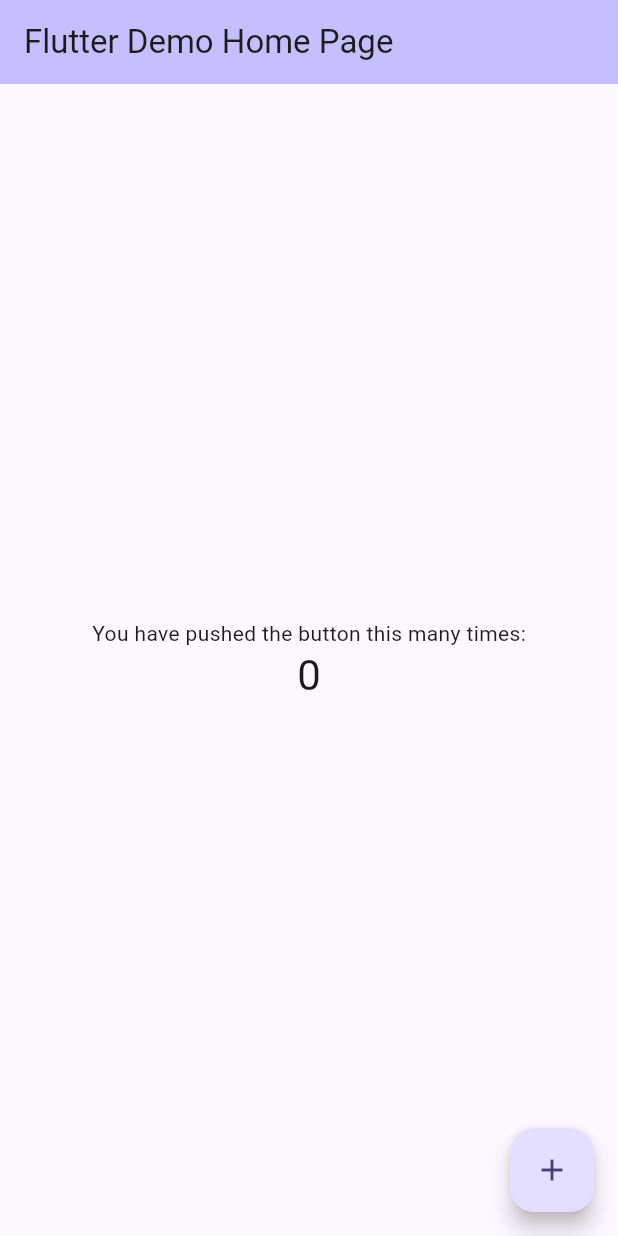
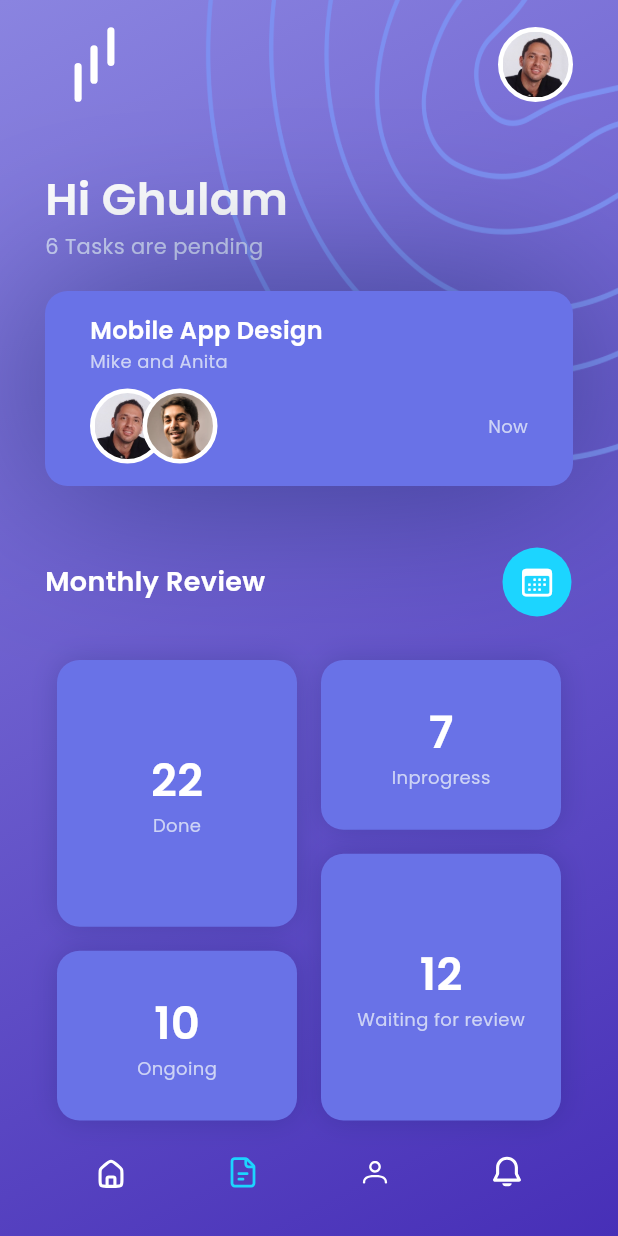
Before and after one commit to BogneStanley/my_tasks, a Flutter app: the screen it shows after launch, on a phone screen of 412 x 824 dp. Run offline on Flutter 3.47's test engine with Material 2 defaults, Android fonts, the phone set to English and light mode, and no system bars; our stand-ins replace flutter_svg, google_fonts.

Commit message:
Ajout de la home et ses composants

```diff
--- a/lib/main.dart
+++ b/lib/main.dart
@@ -1,4 +1,6 @@
 import 'package:flutter/material.dart';
+import 'package:my_tasks/presentation/home/home_screen.dart';
+import 'package:my_tasks/presentation/onboarding/onboarding_screen.dart';
 
 void main() {
   runApp(const MyApp());
@@ -17,95 +19,7 @@ class MyApp extends StatelessWidget {
         useMaterial3: true,
       ),
       debugShowCheckedModeBanner: false,
-      home: const MyHomePage(title: 'Flutter Demo Home Page'),
+      home: const HomeScreen(),
     );
   }
 }
-
-class MyHomePage extends StatefulWidget {
-  const MyHomePage({super.key, required this.title});
-
-  // This widget is the home page of your application. It is stateful, meaning
-  // that it has a State object (defined below) that contains fields that affect
-  // how it looks.
-
-  // This class is the configuration for the state. It holds the values (in this
-  // case the title) provided by the parent (in this case the App widget) and
-  // used by the build method of the State. Fields in a Widget subclass are
-  // always marked "final".
-
-  final String title;
-
-  @override
-  State<MyHomePage> createState() => _MyHomePageState();
-}
-
-class _MyHomePageState extends State<MyHomePage> {
-  int _counter = 0;
-
-  void _incrementCounter() {
-    setState(() {
-      // This call to setState tells the Flutter framework that something has
-      // changed in this State, which causes it to rerun the build method below
-      // so that the display can reflect the updated values. If we changed
-      // _counter without calling setState(), then the build method would not be
-      // called again, and so nothing would appear to happen.
-      _counter++;
-    });
-  }
-
-  @override
-  Widget build(BuildContext context) {
-    // This method is rerun every time setState is called, for instance as done
-    // by the _incrementCounter method above.
-    //
-    // The Flutter framework has been optimized to make rerunning build methods
-    // fast, so that you can just rebuild anything that needs updating rather
-    // than having to individually change instances of widgets.
-    return Scaffold(
-      appBar: AppBar(
-        // TRY THIS: Try changing the color here to a specific color (to
-        // Colors.amber, perhaps?) and trigger a hot reload to see the AppBar
-        // change color while the other colors stay the same.
-        backgroundColor: Theme.of(context).colorScheme.inversePrimary,
-        // Here we take the value from the MyHomePage object that was created by
-        // the App.build method, and use it to set our appbar title.
-        title: Text(widget.title),
-      ),
-      body: Center(
-        // Center is a layout widget. It takes a single child and positions it
-        // in the middle of the parent.
-        child: Column(
-          // Column is also a layout widget. It takes a list of children and
-          // arranges them vertically. By default, it sizes itself to fit its
-          // children horizontally, and tries to be as tall as its parent.
-          //
-          // Column has various properties to control how it sizes itself and
-          // how it positions its children. Here we use mainAxisAlignment to
-          // center the children vertically; the main axis here is the vertical
-          // axis because Columns are vertical (the cross axis would be
-          // horizontal).
-          //
-          // TRY THIS: Invoke "debug painting" (choose the "Toggle Debug Paint"
-          // action in the IDE, or press "p" in the console), to see the
-          // wireframe for each widget.
-          mainAxisAlignment: MainAxisAlignment.center,
-          children: <Widget>[
-            const Text(
-              'You have pushed the button this many times:',
-            ),
-            Text(
-              '$_counter',
-              style: Theme.of(context).textTheme.headlineMedium,
-            ),
-          ],
-        ),
-      ),
-      floatingActionButton: FloatingActionButton(
-        onPressed: _incrementCounter,
-        tooltip: 'Increment',
-        child: const Icon(Icons.add),
-      ), // This trailing comma makes auto-formatting nicer for build methods.
-    );
-  }
-}
--- /dev/null
+++ b/lib/presentation/common/widgets/avatar_card.dart
@@ -0,0 +1,29 @@
+import 'package:flutter/material.dart';
+
+class AvatarCard extends StatelessWidget {
+  const AvatarCard({
+    super.key,
+    required this.path,
+  });
+  final String path;
+
+  @override
+  Widget build(BuildContext context) {
+    return Container(
+      width: 50,
+      height: 50,
+      clipBehavior: Clip.hardEdge,
+      decoration: BoxDecoration(
+          color: Colors.white,
+          borderRadius: BorderRadius.circular(50),
+          border: Border.all(
+            color: Colors.white,
+            width: 3,
+          )),
+      child: ClipRRect(
+        borderRadius: BorderRadius.circular(50),
+        child: Image.asset(path),
+      ),
+    );
+  }
+}
--- /dev/null
+++ b/lib/presentation/common/widgets/pile_avatar_card.dart
@@ -0,0 +1,28 @@
+import 'package:flutter/material.dart';
+import 'package:my_tasks/presentation/common/widgets/avatar_card.dart';
+
+class PileAvatarCard extends StatelessWidget {
+  const PileAvatarCard({
+    super.key,
+    required this.avatarsPaths,
+  });
+
+  final List<String> avatarsPaths;
+
+  @override
+  Widget build(BuildContext context) {
+    return Stack(
+      children: [
+        ...avatarsPaths.map(
+          (avatarPath) => Padding(
+            padding: EdgeInsets.only(
+                left: 35 * avatarsPaths.indexOf(avatarPath).toDouble()),
+            child: AvatarCard(
+              path: avatarPath,
+            ),
+          ),
+        )
+      ],
+    );
+  }
+}
--- /dev/null
+++ b/lib/presentation/common/widgets/task_info_card.dart
@@ -0,0 +1,50 @@
+import 'package:flutter/material.dart';
+import 'package:google_fonts/google_fonts.dart';
+
+class TaskInfoCard extends StatelessWidget {
+  const TaskInfoCard({
+    super.key,
+    required this.taskQuantity,
+    required this.label,
+  });
+  final int taskQuantity;
+  final String label;
+
+  @override
+  Widget build(BuildContext context) {
+    final size = MediaQuery.of(context).size;
+    return Container(
+      decoration: BoxDecoration(
+        boxShadow: [
+          BoxShadow(
+            color: const Color.fromARGB(255, 6, 26, 78).withOpacity(0.2),
+            blurRadius: 15,
+          )
+        ],
+        color: const Color.fromARGB(255, 105, 114, 231),
+        borderRadius: BorderRadius.circular(15),
+      ),
+      width: size.width,
+      child: Column(
+        mainAxisAlignment: MainAxisAlignment.center,
+        children: [
+          Text(
+            "$taskQuantity",
+            style: GoogleFonts.poppins(
+              color: Colors.white,
+              fontSize: 30,
+              fontWeight: FontWeight.w600,
+            ),
+          ),
+          Text(
+            label,
+            style: GoogleFonts.poppins(
+              color: const Color.fromARGB(255, 205, 211, 245),
+              fontSize: 12,
+            ),
+          ),
+        ],
+      ),
+    );
+  }
+}
--- /dev/null
+++ b/lib/presentation/home/home_screen.dart
@@ -0,0 +1,237 @@
+import 'package:flutter/material.dart';
+import 'package:flutter_svg/flutter_svg.dart';
+import 'package:google_fonts/google_fonts.dart';
+import 'package:my_tasks/core/tools/custom_extention.dart';
+import 'package:my_tasks/presentation/common/widgets/avatar_card.dart';
+import 'package:my_tasks/presentation/common/widgets/pile_avatar_card.dart';
+import 'package:flutter/cupertino.dart' as cupertino;
+import 'package:my_tasks/presentation/common/widgets/task_info_card.dart';
+import 'package:my_tasks/presentation/home/widgets/bottom_navbar.dart';
+
+class HomeScreen extends StatefulWidget {
+  const HomeScreen({super.key});
+
+  @override
+  State<HomeScreen> createState() => _HomeScreenState();
+}
+
+class _HomeScreenState extends State<HomeScreen> {
+  @override
+  Widget build(BuildContext context) {
+    final size = MediaQuery.of(context).size;
+    return Scaffold(
+      body: Container(
+        width: size.width,
+        height: size.height,
+        decoration: const BoxDecoration(
+          gradient: LinearGradient(
+            colors: [
+              Color.fromARGB(255, 138, 132, 224),
+              Color.fromARGB(255, 71, 47, 183),
+            ],
+            begin: Alignment.topLeft,
+            end: Alignment.bottomRight,
+          ),
+        ),
+        child: SafeArea(
+          child: Stack(
+            children: [
+              Positioned(
+                right: -30,
+                top: -35,
+                child: Image.asset(
+                  "assets/images/home.png",
+                  width: 310,
+                  height: 350,
+                  fit: BoxFit.fill,
+                ),
+              ),
+              Padding(
+                padding:
+                    const EdgeInsets.symmetric(horizontal: 30, vertical: 10),
+                child: Column(
+                  crossAxisAlignment: CrossAxisAlignment.start,
+                  children: [
+                    Row(
+                      children: [
+                        IconButton(
+                          onPressed: () {},
+                          icon: SvgPicture.asset(
+                            "assets/images/menu_icon.svg",
+                            colorFilter: const ColorFilter.mode(
+                              Colors.white,
+                              BlendMode.srcIn,
+                            ),
+                            width: 50,
+                            height: 50,
+                          ),
+                        ),
+                        customExpanded,
+                        const AvatarCard(
+                          path: "assets/images/profile1.jpg",
+                        ),
+                      ],
+                    ),
+                    35.ph,
+                    Text(
+                      "Hi Ghulam",
+                      style: GoogleFonts.poppins(
+                        color: Colors.white,
+                        fontSize: 30,
+                        fontWeight: FontWeight.w600,
+                      ),
+                    ),
+                    Text(
+                      "6 Tasks are pending",
+                      style: GoogleFonts.poppins(
+                        color: const Color.fromARGB(255, 205, 211, 245),
+                      ),
+                    ),
+                    20.ph,
+                    Container(
+                      width: size.width,
+                      decoration: BoxDecoration(
+                        boxShadow: [
+                          BoxShadow(
+                            color: const Color.fromARGB(255, 6, 26, 78)
+                                .withOpacity(0.5),
+                            blurRadius: 100,
+                          )
+                        ],
+                        color: const Color.fromARGB(255, 105, 114, 231),
+                        borderRadius: BorderRadius.circular(15),
+                      ),
+                      child: Padding(
+                        padding: const EdgeInsets.symmetric(
+                          horizontal: 30,
+                          vertical: 15,
+                        ),
+                        child: Column(
+                          crossAxisAlignment: CrossAxisAlignment.start,
+                          children: [
+                            Text(
+                              "Mobile App Design",
+                              style: GoogleFonts.poppins(
+                                color: Colors.white,
+                                fontSize: 16,
+                                fontWeight: FontWeight.w600,
+                              ),
+                            ),
+                            Text(
+                              "Mike and Anita",
+                              style: GoogleFonts.poppins(
+                                color: const Color.fromARGB(255, 205, 211, 245),
+                                fontSize: 12,
+                              ),
+                            ),
+                            10.ph,
+                            Row(
+                              mainAxisAlignment: MainAxisAlignment.spaceBetween,
+                              children: [
+                                const PileAvatarCard(avatarsPaths: [
+                                  "assets/images/profile1.jpg",
+                                  "assets/images/profile2.jpg",
+                                ]),
+                                Text(
+                                  "Now",
+                                  style: GoogleFonts.poppins(
+                                    color: const Color.fromARGB(
+                                        255, 205, 211, 245),
+                                    fontSize: 12,
+                                  ),
+                                ),
+                              ],
+                            )
+                          ],
+                        ),
+                      ),
+                    ),
+                    40.ph,
+                    Row(
+                      children: [
+                        Expanded(
+                          child: Text(
+                            "Monthly Review",
+                            style: GoogleFonts.poppins(
+                              color: Colors.white,
+                              fontSize: 18,
+                              fontWeight: FontWeight.w600,
+                            ),
+                          ),
+                        ),
+                        IconButton(
+                          onPressed: () {},
+                          icon: const Padding(
+                            padding: EdgeInsets.all(3.0),
+                            child: cupertino.Icon(
+                              cupertino.CupertinoIcons.calendar,
+                              color: Colors.white,
+                            ),
+                          ),
+                          style: ButtonStyle(
+                            backgroundColor: MaterialStateProperty.all(
+                              const Color.fromARGB(255, 28, 213, 255),
+                            ),
+                          ),
+                        ),
+                      ],
+                    ),
+                    20.ph,
+                    const Expanded(
+                      child: Row(children: [
+                        Expanded(
+                            child: Column(
+                          children: [
+                            Expanded(
+                              flex: 3,
+                              child: Padding(
+                                padding: EdgeInsets.all(8.0),
+                                child: TaskInfoCard(
+                                    taskQuantity: 22, label: "Done"),
+                              ),
+                            ),
+                            Expanded(
+                              flex: 2,
+                              child: Padding(
+                                padding: EdgeInsets.all(8.0),
+                                child: TaskInfoCard(
+                                    taskQuantity: 10, label: "Ongoing"),
+                              ),
+                            ),
+                          ],
+                        )),
+                        Expanded(
+                            child: Column(
+                          children: [
+                            Expanded(
+                              flex: 2,
+                              child: Padding(
+                                padding: EdgeInsets.all(8.0),
+                                child: TaskInfoCard(
+                                    taskQuantity: 7, label: "Inprogress"),
+                              ),
+                            ),
+                            Expanded(
+                              flex: 3,
+                              child: Padding(
+                                padding: EdgeInsets.all(8.0),
+                                child: TaskInfoCard(
+                                    taskQuantity: 12,
+                                    label: "Waiting for review"),
+                              ),
+                            ),
+                          ],
+                        )),
+                      ]),
+                    ),
+                    const BottomNavBar(),
+                  ],
+                ),
+              ),
+            ],
+          ),
+        ),
+      ),
+    );
+  }
+}
--- /dev/null
+++ b/lib/presentation/home/widgets/bottom_navbar.dart
@@ -0,0 +1,71 @@
+import 'package:flutter/material.dart';
+import 'package:flutter_svg/flutter_svg.dart';
+
+class BottomNavBar extends StatefulWidget {
+  const BottomNavBar({
+    super.key,
+  });
+
+  @override
+  State<BottomNavBar> createState() => _BottomNavBarState();
+}
+
+class _BottomNavBarState extends State<BottomNavBar> {
+  int selectedItem = 1;
+  @override
+  Widget build(BuildContext context) {
+    return BottomNavigationBar(
+      showSelectedLabels: false,
+      showUnselectedLabels: false,
+      type: BottomNavigationBarType.fixed,
+      backgroundColor: Colors.transparent,
+      elevation: 0,
+      items: [
+        buttomNavBarItem(
+          label: "Home",
+          svgPath: "assets/icons/home.svg",
+          isActive: selectedItem == 0,
+        ),
+        buttomNavBarItem(
+          label: "file",
+          svgPath: "assets/icons/file.svg",
+          size: 22,
+          isActive: selectedItem == 1,
+        ),
+        buttomNavBarItem(
+          label: "user",
+          svgPath: "assets/icons/user.svg",
+          isActive: selectedItem == 2,
+        ),
+        buttomNavBarItem(
+          label: "notif",
+          svgPath: "assets/icons/notif.svg",
+          isActive: selectedItem == 3,
+        ),
+      ],
+      onTap: (value) {
+        setState(() {
+          selectedItem = value;
+        });
+      },
+    );
+  }
+}
+
+BottomNavigationBarItem buttomNavBarItem(
+    {required String label,
+    required String svgPath,
+    bool isActive = false,
+    double size = 25}) {
+  return BottomNavigationBarItem(
+    label: label,
+    icon: SvgPicture.asset(
+      svgPath,
+      width: size,
+      colorFilter: ColorFilter.mode(
+        isActive ? const Color.fromARGB(255, 28, 213, 255) : Colors.white,
+        BlendMode.srcIn,
+      ),
+    ),
+  );
+}
--- a/lib/presentation/onboarding/widgets/get_started_button.dart
+++ b/lib/presentation/onboarding/widgets/get_started_button.dart
@@ -37,7 +37,8 @@ class _GetStartedButtonState extends State<GetStartedButton> {
               decoration: BoxDecoration(
                 boxShadow: [
                   BoxShadow(
-                    color: Color.fromARGB(255, 20, 54, 138).withOpacity(0.15),
+                    color: const Color.fromARGB(255, 20, 54, 138)
+                        .withOpacity(0.15),
                     blurRadius: 15,
                     offset: const Offset(-4, 8),
                   )
```
Also changed, not shown: pubspec.yaml (+16 -6 lines), assets/icons/file.svg (added), assets/icons/home.svg (added), assets/icons/notif.svg (added), assets/icons/user.svg (added), assets/images/home.png (added), assets/images/menu_icon.svg (added), assets/images/profile1.jpg (added), assets/images/profile2.jpg (added), assets/images/profile3.jpg (added), pubspec.lock.
